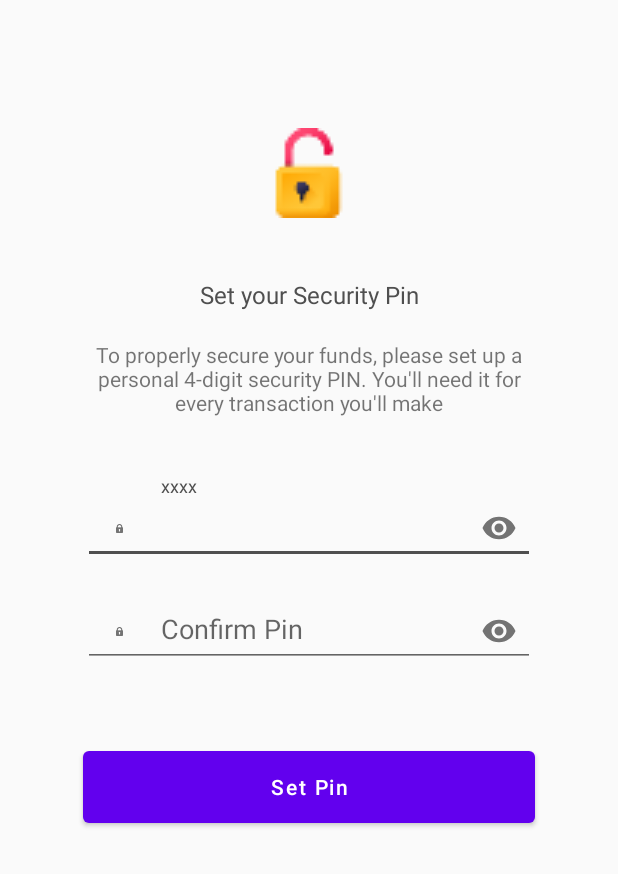
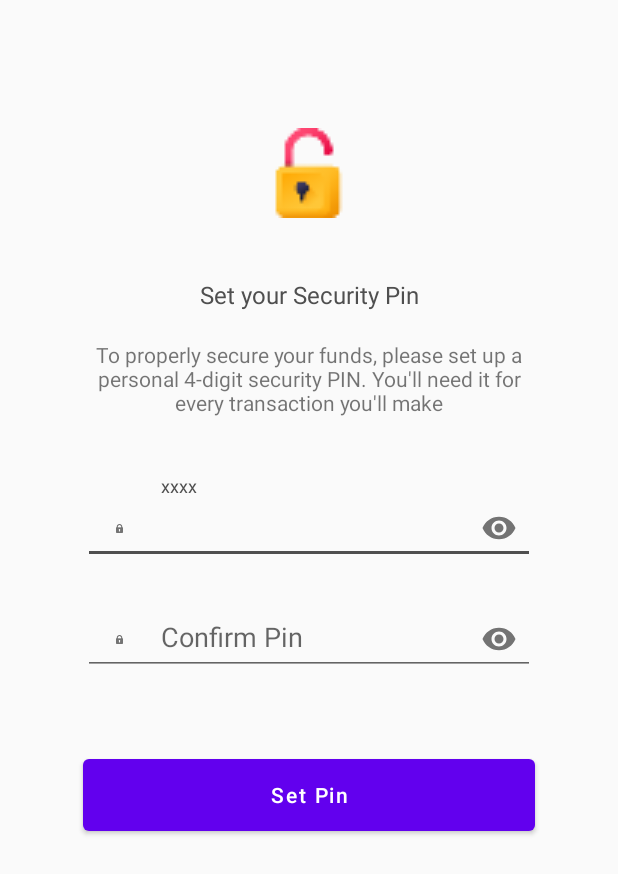
Before and after one commit to sobuur0/Super-Agent, an Android app: the SetPin screen opened directly, with no data from a screen before it, on a phone screen of 412 x 824 dp. Shown: the top 874 px of the screen. Run offline under Robolectric (Android 15) with nearby library versions, the phone set to English and light mode, and no system bars.

Commit message:
small changes

```diff
--- a/app/src/main/res/layout/activity_login_activty.xml
+++ b/app/src/main/res/layout/activity_login_activty.xml
@@ -111,7 +111,7 @@
                 android:layout_width="0dp"
                 android:layout_height="wrap_content"
                 android:layout_marginLeft="30dp"
-                android:layout_marginTop="10dp"
+                android:layout_marginTop="15dp"
                 android:layout_marginRight="30dp"
                 app:boxBackgroundColor="#4F4F4F"
                 app:startIconDrawable="@drawable/pwd_icon"
--- a/app/src/main/res/layout/activity_set_pin.xml
+++ b/app/src/main/res/layout/activity_set_pin.xml
@@ -103,7 +103,7 @@
                 android:layout_width="301dp"
                 android:layout_height="wrap_content"
                 android:layout_marginLeft="30dp"
-                android:layout_marginTop="10dp"
+                android:layout_marginTop="15dp"
                 android:layout_marginRight="30dp"
                 app:boxBackgroundColor="#4F4F4F"
                 app:startIconDrawable="@drawable/pwd_icon"
```
